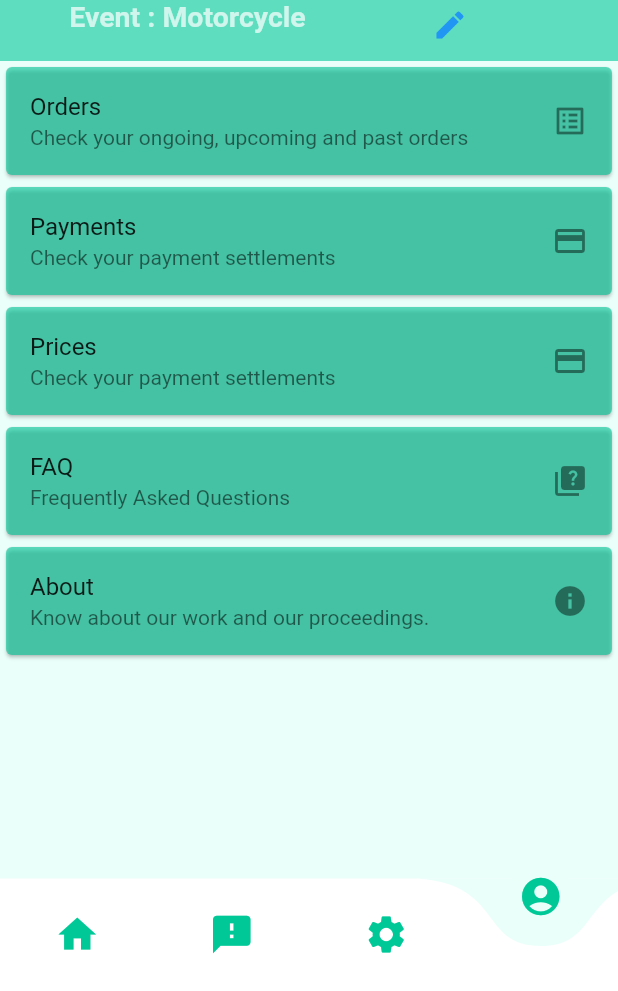
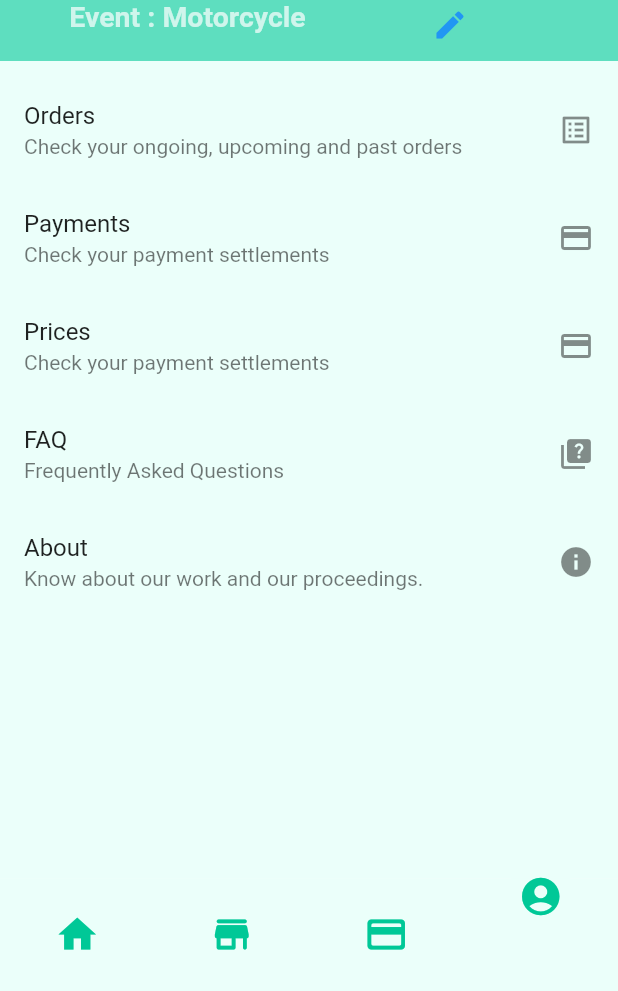
Before and after one commit to Shashank-mav/rabo_labs, a Flutter app: the screen it shows after launch, item 4 of the bottom bar chosen, on a phone screen of 412 x 824 dp, the part 245-1236 px from its top. Run offline on Flutter 3.47's test engine with Material 2 defaults, Android fonts, the phone set to English and light mode, and no system bars; drawn by our look-alikes of curved_navigation_bar; our stand-ins replace flutter_image_slideshow, image_picker, material_design_icons_flutter; missing offline and left inert: number_inc_dec.

Commit message:
changed navbar

```diff
--- a/lib/main_screen.dart
+++ b/lib/main_screen.dart
@@ -5,6 +5,7 @@ import 'package:curved_navigation_bar/curved_navigation_bar.dart';
 import 'package:flutter/material.dart';
 import 'package:rabo_labs/navbar_key.dart';
 import 'package:rabo_labs/screens/feed.dart';
+import 'package:rabo_labs/screens/history_screen.dart';
 import 'package:rabo_labs/screens/home.dart';
 import 'package:rabo_labs/screens/message.dart';
 import 'package:rabo_labs/screens/rabo_labs_details.dart';
@@ -17,7 +18,7 @@ class MainScreen extends StatefulWidget {
 
 class _MainScreen extends State<MainScreen> {
   var selectedIndex = 0;
-  final screen = [HomeScreen(), FeedScreen(), MessageScreen(), MemberProfile()];
+  final screen = [HomeScreen(), FeedScreen(), HistoryPage(), MemberProfile()];
 
   @override
   Widget build(BuildContext context) {
@@ -33,10 +34,18 @@ class _MainScreen extends State<MainScreen> {
             size: 30,
             color: const Color.fromRGBO(0, 200, 151, 1),
           ),
-          Icon((selectedIndex == 1) ? Icons.feedback : Icons.feedback,
-              color: const Color.fromRGBO(0, 200, 151, 1), size: 30),
-          Icon((selectedIndex == 2) ? Icons.settings : Icons.settings,
-              color: const Color.fromRGBO(0, 200, 151, 1), size: 30),
+          Icon(
+              (selectedIndex == 1)
+                  ? Icons.store_mall_directory_rounded
+                  : Icons.store_mall_directory_rounded,
+              color: const Color.fromRGBO(0, 200, 151, 1),
+              size: 30),
+          Icon(
+              (selectedIndex == 2)
+                  ? Icons.payment_rounded
+                  : Icons.payment_rounded,
+              color: const Color.fromRGBO(0, 200, 151, 1),
+              size: 30),
           Icon(
             (selectedIndex == 2) ? Icons.account_circle : Icons.account_circle,
             color: const Color.fromRGBO(0, 200, 151, 1),
@@ -49,9 +58,10 @@ class _MainScreen extends State<MainScreen> {
           });
         },
         animationCurve: Curves.easeInBack,
-        buttonBackgroundColor: Color.fromARGB(250, 235, 255, 250),
+        // buttonBackgroundColor: Color.fromARGB(250, 235, 255, 250),
         backgroundColor: Color.fromARGB(250, 235, 255, 250),
         animationDuration: const Duration(milliseconds: 300),
+        color: Color.fromARGB(250, 235, 255, 250),
       ),
       body: screen[selectedIndex],
     );
--- a/lib/screens/rabo_labs_footer.dart
+++ b/lib/screens/rabo_labs_footer.dart
@@ -19,9 +19,9 @@ class ProfileFooter extends StatelessWidget {
             //     body:
             ListView(
       children: [
-        Padding(padding: EdgeInsets.only(left: 5, right: 0)),
-        Card(
-            color: Color.fromARGB(153, 0, 200, 151),
+        Padding(padding: EdgeInsets.only(left: 5, top: 10)),
+        Container(
+            color: Color.fromARGB(250, 235, 255, 250),
             child: ListTile(
               trailing: Icon(Icons.list_alt),
               // contentPadding: EdgeInsets.only(left: 0, right: 0),
@@ -33,8 +33,8 @@ class ProfileFooter extends StatelessWidget {
               },
               // dense: true,
             )),
-        Card(
-            color: Color.fromARGB(153, 0, 200, 151),
+        Container(
+            color: Color.fromARGB(250, 235, 255, 250),
             child: ListTile(
                 trailing: Icon(Icons.payment),
                 title: Text("Payments"),
@@ -43,8 +43,8 @@ class ProfileFooter extends StatelessWidget {
                   Navigator.push(context,
                       MaterialPageRoute(builder: (context) => HistoryPage()));
                 })),
-        Card(
-            color: Color.fromARGB(153, 0, 200, 151),
+        Container(
+            color: Color.fromARGB(250, 235, 255, 250),
             child: ListTile(
                 trailing: Icon(Icons.payment),
                 title: Text("Prices"),
@@ -53,8 +53,8 @@ class ProfileFooter extends StatelessWidget {
                   Navigator.push(context,
                       MaterialPageRoute(builder: (context) => PriceSet()));
                 })),
-        Card(
-            color: Color.fromARGB(153, 0, 200, 151),
+        Container(
+            color: Color.fromARGB(250, 235, 255, 250),
             child: ListTile(
                 trailing: Icon(Icons.quiz),
                 title: Text("FAQ"),
@@ -63,8 +63,8 @@ class ProfileFooter extends StatelessWidget {
                   Navigator.push(context,
                       MaterialPageRoute(builder: (context) => FaqPage()));
                 })),
-        Card(
-          color: Color.fromARGB(153, 0, 200, 151),
+        Container(
+          color: Color.fromARGB(250, 235, 255, 250),
           child: ListTile(
             trailing: Icon(Icons.info),
             title: Text("About"),
```
